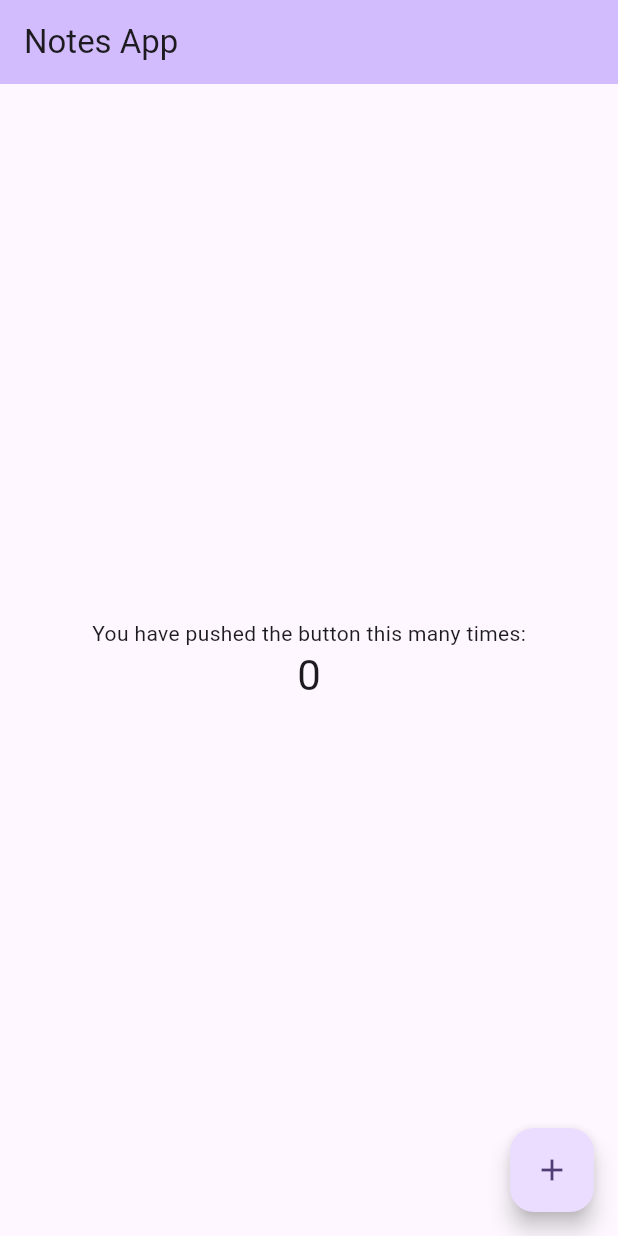
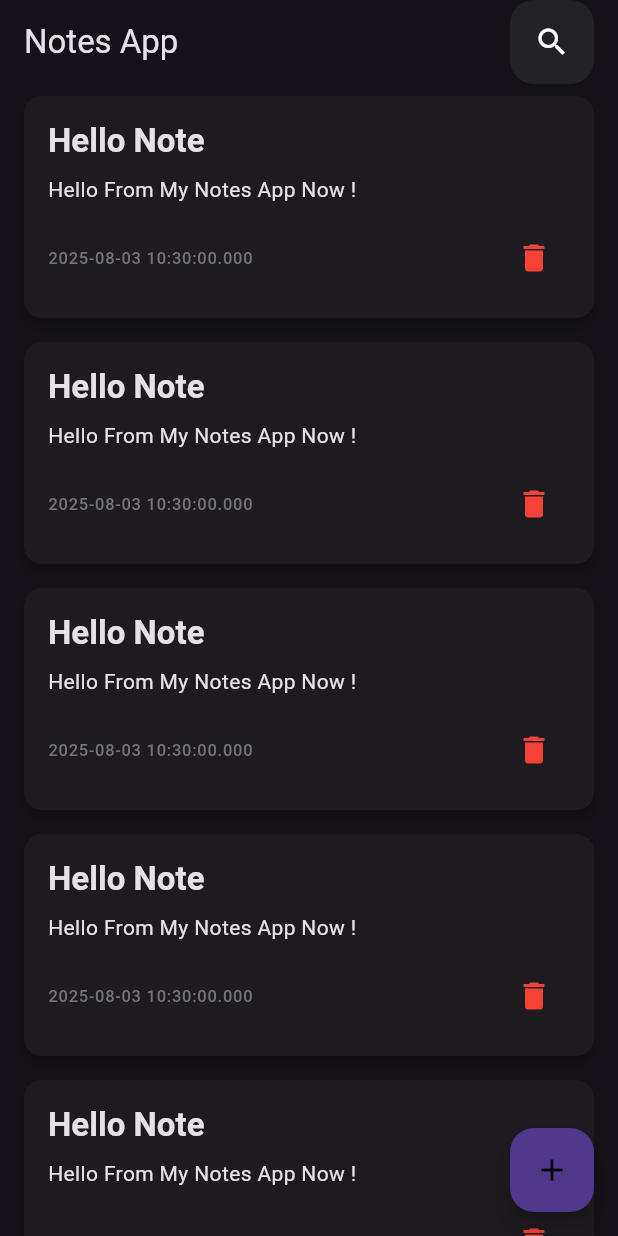
Before and after one commit to Moatasem-Official/Notes_App, a Flutter app: the screen it shows after launch, on a phone screen of 412 x 824 dp. Run offline on Flutter 3.47's test engine with Material 3 defaults, Android fonts, the phone set to English and light mode, and no system bars; our stand-ins replace device_preview.

Commit message:
Design ( Note Card & App Bar & Home Screen )

```diff
--- a/lib/main.dart
+++ b/lib/main.dart
@@ -1,6 +1,7 @@
 import 'package:device_preview/device_preview.dart';
 import 'package:flutter/foundation.dart';
 import 'package:flutter/material.dart';
+import 'package:note_app/presentation/screens/home_screen.dart';
 
 void main() {
   runApp(DevicePreview(enabled: !kReleaseMode, builder: (context) => MyApp()));
@@ -12,56 +13,9 @@ class MyApp extends StatelessWidget {
   @override
   Widget build(BuildContext context) {
     return MaterialApp(
-      theme: ThemeData(
-        colorScheme: ColorScheme.fromSeed(seedColor: Colors.deepPurple),
-      ),
-      home: const MyHomePage(title: 'Notes App'),
+      debugShowCheckedModeBanner: false,
+      theme: ThemeData(brightness: Brightness.dark),
+      home: const HomeScreen(),
     );
   }
 }
-
-class MyHomePage extends StatefulWidget {
-  const MyHomePage({super.key, required this.title});
-
-  final String title;
-
-  @override
-  State<MyHomePage> createState() => _MyHomePageState();
-}
-
-class _MyHomePageState extends State<MyHomePage> {
-  int _counter = 0;
-
-  void _incrementCounter() {
-    setState(() {
-      _counter++;
-    });
-  }
-
-  @override
-  Widget build(BuildContext context) {
-    return Scaffold(
-      appBar: AppBar(
-        backgroundColor: Theme.of(context).colorScheme.inversePrimary,
-        title: Text(widget.title),
-      ),
-      body: Center(
-        child: Column(
-          mainAxisAlignment: MainAxisAlignment.center,
-          children: <Widget>[
-            const Text('You have pushed the button this many times:'),
-            Text(
-              '$_counter',
-              style: Theme.of(context).textTheme.headlineMedium,
-            ),
-          ],
-        ),
-      ),
-      floatingActionButton: FloatingActionButton(
-        onPressed: _incrementCounter,
-        tooltip: 'Increment',
-        child: const Icon(Icons.add),
-      ),
-    );
-  }
-}
--- /dev/null
+++ b/lib/presentation/screens/home_screen.dart
@@ -0,0 +1,51 @@
+import 'package:flutter/material.dart';
+import 'package:note_app/presentation/widgets/Home_Screen/custom_note_card.dart';
+
+class HomeScreen extends StatelessWidget {
+  const HomeScreen({super.key});
+
+  @override
+  Widget build(BuildContext context) {
+    return Scaffold(
+      appBar: AppBar(
+        title: Text('Notes App'),
+        surfaceTintColor: Colors.black,
+        actions: [
+          Padding(
+            padding: const EdgeInsets.only(right: 16),
+            child: Container(
+              decoration: BoxDecoration(
+                color: const Color.fromARGB(66, 75, 75, 75),
+                borderRadius: BorderRadius.all(Radius.circular(16)),
+              ),
+              child: Padding(
+                padding: const EdgeInsets.all(16.0),
+                child: Icon(Icons.search, color: Colors.white),
+              ),
+            ),
+          ),
+        ],
+      ),
+      floatingActionButton: FloatingActionButton(
+        onPressed: () {},
+        child: Icon(Icons.add, color: Colors.black),
+      ),
+      body: SingleChildScrollView(
+        child: ListView.builder(
+          physics: AlwaysScrollableScrollPhysics(),
+          shrinkWrap: true,
+          itemCount: 10,
+          itemBuilder: (context, index) {
+            return CustomNoteCard(
+              title: 'Hello Note',
+              content: 'Hello From My Notes App Now !',
+              date: DateTime.now().toString(),
+              onDelete: () {},
+              onTap: () {},
+            );
+          },
+        ),
+      ),
+    );
+  }
+}
--- /dev/null
+++ b/lib/presentation/widgets/Home_Screen/custom_note_card.dart
@@ -0,0 +1,74 @@
+import 'package:flutter/material.dart';
+
+class CustomNoteCard extends StatelessWidget {
+  final String title;
+  final String content;
+  final String date;
+  final VoidCallback? onTap;
+  final VoidCallback? onDelete;
+
+  const CustomNoteCard({
+    super.key,
+    required this.title,
+    required this.content,
+    required this.date,
+    this.onTap,
+    this.onDelete,
+  });
+
+  @override
+  Widget build(BuildContext context) {
+    return GestureDetector(
+      onTap: onTap,
+      child: Card(
+        elevation: 3,
+        margin: const EdgeInsets.symmetric(horizontal: 16, vertical: 8),
+        shape: RoundedRectangleBorder(borderRadius: BorderRadius.circular(12)),
+        child: Padding(
+          padding: const EdgeInsets.all(16.0),
+          child: Column(
+            crossAxisAlignment: CrossAxisAlignment.start,
+            children: [
+              /// العنوان
+              Text(
+                title,
+                style: Theme.of(
+                  context,
+                ).textTheme.titleLarge?.copyWith(fontWeight: FontWeight.bold),
+              ),
+
+              const SizedBox(height: 8),
+
+              /// المحتوى المختصر
+              Text(
+                content,
+                maxLines: 2,
+                overflow: TextOverflow.ellipsis,
+                style: Theme.of(context).textTheme.bodyMedium,
+              ),
+
+              const SizedBox(height: 12),
+
+              /// الصف اللي فيه التاريخ وزرار الحذف
+              Row(
+                mainAxisAlignment: MainAxisAlignment.spaceBetween,
+                children: [
+                  Text(
+                    date,
+                    style: Theme.of(
+                      context,
+                    ).textTheme.labelSmall?.copyWith(color: Colors.grey[600]),
+                  ),
+                  IconButton(
+                    icon: const Icon(Icons.delete, color: Colors.red),
+                    onPressed: onDelete,
+                  ),
+                ],
+              ),
+            ],
+          ),
+        ),
+      ),
+    );
+  }
+}
```
